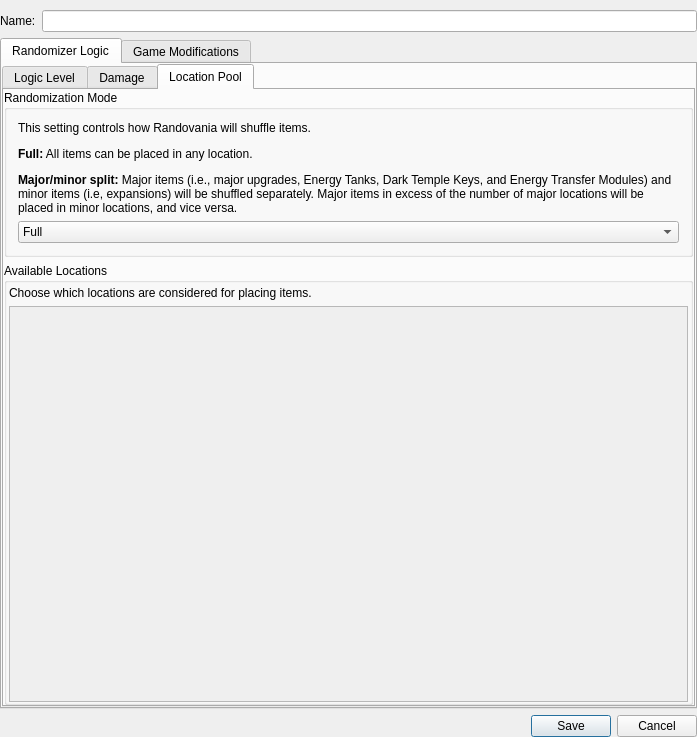
randovania/randovania, file randovania/gui/ui_files/logic_settings_window.ui: the form before one commit.
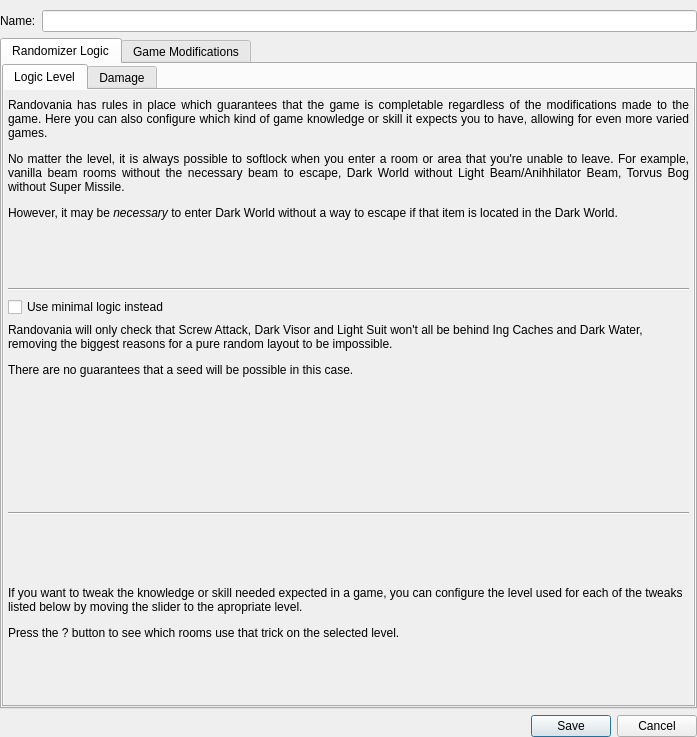
The form after the commit. The open tabs and pages were chosen to show the change.

Commit message: Move LocationPool to another file

The edit to the form file:
```diff
--- a/randovania/gui/ui_files/logic_settings_window.ui
+++ b/randovania/gui/ui_files/logic_settings_window.ui
@@ -278,117 +278,6 @@
            </item>
           </layout>
          </widget>
-         <widget class="QWidget" name="location_pool_tab">
-          <attribute name="title">
-           <string>Location Pool</string>
-          </attribute>
-          <layout class="QVBoxLayout" name="location_pool_layout">
-           <property name="leftMargin">
-            <number>0</number>
-           </property>
-           <property name="topMargin">
-            <number>0</number>
-           </property>
-           <property name="rightMargin">
-            <number>0</number>
-           </property>
-           <property name="bottomMargin">
-            <number>0</number>
-           </property>
-           <item>
-            <widget class="QGroupBox" name="randomization_mode_group">
-             <property name="title">
-              <string>Randomization Mode</string>
-             </property>
-             <layout class="QVBoxLayout" name="verticalLayout_2">
-              <item>
-               <widget class="QLabel" name="randomization_mode_label">
-                <property name="text">
-                 <string>&lt;html&gt;&lt;head/&gt;&lt;body&gt;&lt;p&gt;This setting controls how Randovania will shuffle items.&lt;/p&gt;&lt;p&gt;&lt;span style=&quot; font-weight:600;&quot;&gt;Full:&lt;/span&gt; All items can be placed in any location.&lt;/p&gt;&lt;p&gt;&lt;span style=&quot; font-weight:600;&quot;&gt;Major/minor split:&lt;/span&gt; Major items (i.e., major upgrades, Energy Tanks, Dark Temple Keys, and Energy Transfer Modules) and minor items (i.e, expansions) will be shuffled separately. Major items in excess of the number of major locations will be placed in minor locations, and vice versa.&lt;/p&gt;&lt;/body&gt;&lt;/html&gt;</string>
-                </property>
-                <property name="wordWrap">
-                 <bool>true</bool>
-                </property>
-               </widget>
-              </item>
-              <item>
-               <widget class="QComboBox" name="randomization_mode_combo">
-                <item>
-                 <property name="text">
-                  <string>Full</string>
-                 </property>
-                </item>
-                <item>
-                 <property name="text">
-                  <string>Major/minor split</string>
-                 </property>
-                </item>
-               </widget>
-              </item>
-             </layout>
-            </widget>
-           </item>
-           <item>
-            <widget class="QGroupBox" name="excluded_locations_group">
-             <property name="title">
-              <string>Available Locations</string>
-             </property>
-             <layout class="QVBoxLayout" name="verticalLayout_5">
-              <property name="leftMargin">
-               <number>2</number>
-              </property>
-              <property name="topMargin">
-               <number>3</number>
-              </property>
-              <property name="rightMargin">
-               <number>2</number>
-              </property>
-              <property name="bottomMargin">
-               <number>0</number>
-              </property>
-              <item>
-               <widget class="QLabel" name="excluded_locations_label">
-                <property name="text">
-                 <string>&lt;html&gt;&lt;head/&gt;&lt;body&gt;&lt;p&gt;Choose which locations are considered for placing items.&lt;/p&gt;&lt;/body&gt;&lt;/html&gt;</string>
-                </property>
-               </widget>
-              </item>
-              <item>
-               <widget class="QScrollArea" name="excluded_locations_area">
-                <property name="widgetResizable">
-                 <bool>true</bool>
-                </property>
-                <widget class="QWidget" name="excluded_locations_area_contents">
-                 <property name="geometry">
-                  <rect>
-                   <x>0</x>
-                   <y>0</y>
-                   <width>745</width>
-                   <height>393</height>
-                  </rect>
-                 </property>
-                 <layout class="QHBoxLayout" name="excluded_locations_area_layout">
-                  <property name="leftMargin">
-                   <number>0</number>
-                  </property>
-                  <property name="topMargin">
-                   <number>0</number>
-                  </property>
-                  <property name="rightMargin">
-                   <number>0</number>
-                  </property>
-                  <property name="bottomMargin">
-                   <number>0</number>
-                  </property>
-                 </layout>
-                </widget>
-               </widget>
-              </item>
-             </layout>
-            </widget>
-           </item>
-          </layout>
-         </widget>
         </widget>
        </item>
       </layout>
```
The commit also changes 3 other files.
